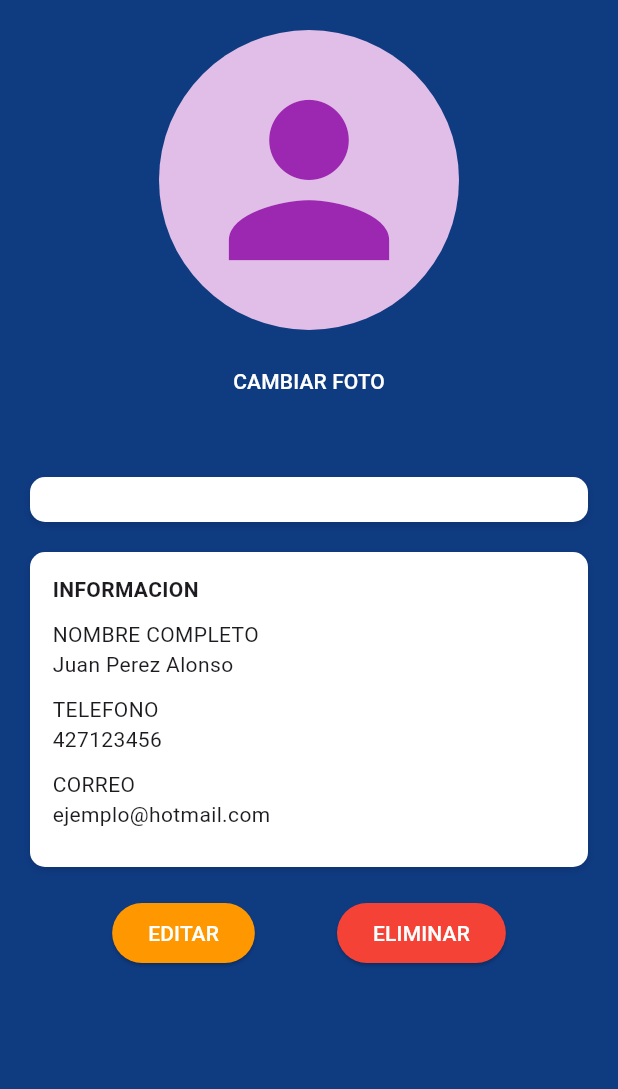
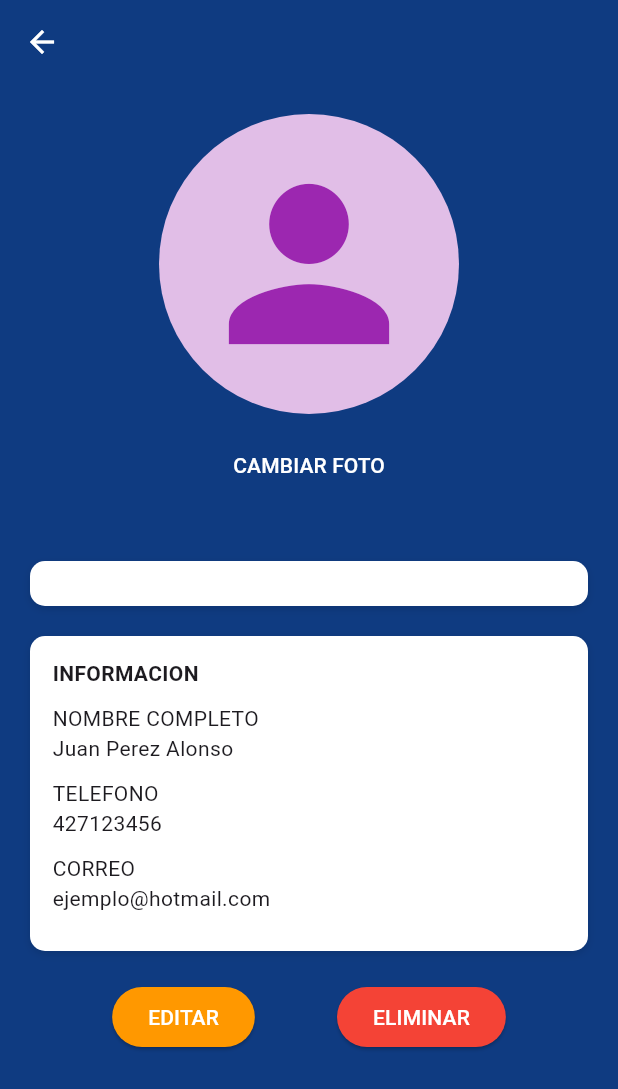
Before and after one commit to TheGeru/Project_Servify, a Flutter app: the PerfilUsuarioScreen screen opened directly, on a phone screen of 412 x 824 dp. Shown: the top 1089 px of the screen. Run offline on Flutter 3.47's test engine with Material 3 defaults, Android fonts, the phone set to English and light mode, and no system bars; our stand-ins replace cloud_firestore, firebase_auth, firebase_core, google_sign_in; accounts and stored records are empty.

Commit message:
Barra de Busqueda y Perfil

```diff
--- a/lib/main.dart
+++ b/lib/main.dart
@@ -1,5 +1,6 @@
 import 'package:flutter/material.dart';
 import 'package:firebase_core/firebase_core.dart';
+import 'package:project_servify/screens/perfil_usuario_screen.dart';
 import 'firebase_options.dart';
 
 // Screens
@@ -29,6 +30,7 @@ class MainApp extends StatelessWidget {
         'home': (_) => const HomeScreen(),
         'inicio_usuarios': (_) => const InicioUsuariosScreen(),
         'crear_cuenta': (_) => const CrearCuentaScreen(),
+        'perfil': (_) => const PerfilUsuarioScreen(),
         'recuperar_pass': (_) => const RecuperarPassScreen(),
       },
       theme: ThemeData.light().copyWith(
--- a/lib/screens/perfil_usuario_screen.dart
+++ b/lib/screens/perfil_usuario_screen.dart
@@ -7,9 +7,19 @@ class PerfilUsuarioScreen extends StatelessWidget {
   Widget build(BuildContext context) {
     return Scaffold(
       backgroundColor: const Color(0xFF0F3B81),
+      // 🛑 1. AGREGAR APPBAR PARA EL BOTÓN DE REGRESO
+      appBar: AppBar(
+        backgroundColor: Colors.transparent, // Fondo transparente
+        elevation: 0, // Sin sombra
+        leading: IconButton(
+          icon: const Icon(Icons.arrow_back, color: Colors.white), // Ícono blanco
+          onPressed: () => Navigator.pushReplacementNamed(context, 'home'), // Función de regreso manual
+        ),
+      ),
       body: SingleChildScrollView(
         child: Column(
           children: [
+            // El resto de tu UI
             Container(
               width: double.infinity,
               padding: const EdgeInsets.symmetric(vertical: 20),
@@ -36,6 +46,7 @@ class PerfilUsuarioScreen extends StatelessWidget {
               ),
             ),
             const SizedBox(height: 20),
+            // ... (Contenedor vacío)
             Padding(
               padding: const EdgeInsets.symmetric(horizontal: 20),
               child: Container(
@@ -55,6 +66,7 @@ class PerfilUsuarioScreen extends StatelessWidget {
               ),
             ),
             const SizedBox(height: 20),
+            // ... (Contenedor de Información)
             Padding(
               padding: const EdgeInsets.symmetric(horizontal: 20),
               child: Container(
--- a/lib/widgets/menu_bar.dart
+++ b/lib/widgets/menu_bar.dart
@@ -52,7 +52,7 @@ class Menu_Bar extends StatelessWidget implements PreferredSizeWidget {
           Scaffold.of(context).openDrawer();
         },
       ),
-      title: isAuthenticated ? _buildSearchBar() : null,
+      title: _buildSearchBar(),
       actions: isAuthenticated
           ? _buildAuthenticatedActions()
           : _buildUnauthenticatedActions(context),
```
Also changed, not shown: lib/screens/home_screen.dart (+11 -1 lines), firebase.json, vercel.json (deleted), 1 other file.
